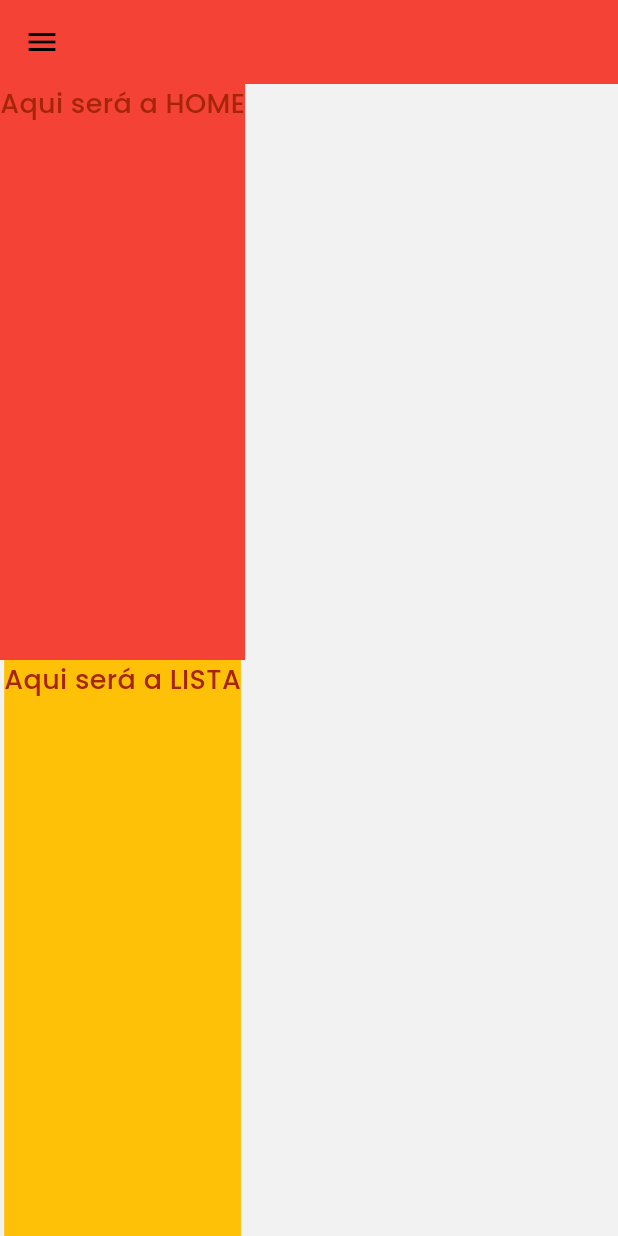
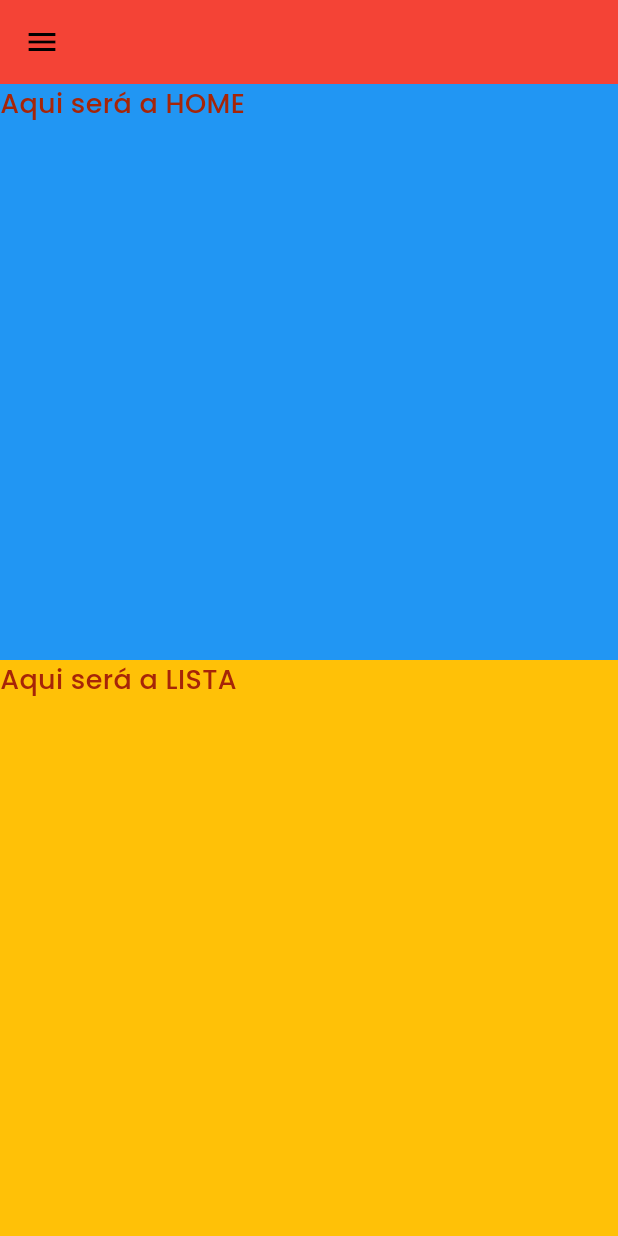
Before and after one commit to andersonstack/app_beer, a Flutter app: the screen it shows after launch, on a phone screen of 412 x 824 dp. Run offline on Flutter 3.47's test engine with Material 3 defaults, Android fonts, the phone set to English and light mode, and no system bars; our stand-ins replace google_fonts.

Commit message:
style: ajuste de tamanho dos containers

```diff
--- a/lib/components/home.dart
+++ b/lib/components/home.dart
@@ -14,12 +14,14 @@ class Home extends StatelessWidget {
         children: [
           Expanded(
             child: Container(
-              color: Colors.red,
+              width: double.infinity,
+              color: Colors.blue,
               child: const Text("Aqui será a HOME"),
             ),
           ),
           Expanded(
             child: Container(
+              width: double.infinity,
               color: Colors.amber,
               child: const Text("Aqui será a LISTA"),
             ),
```
